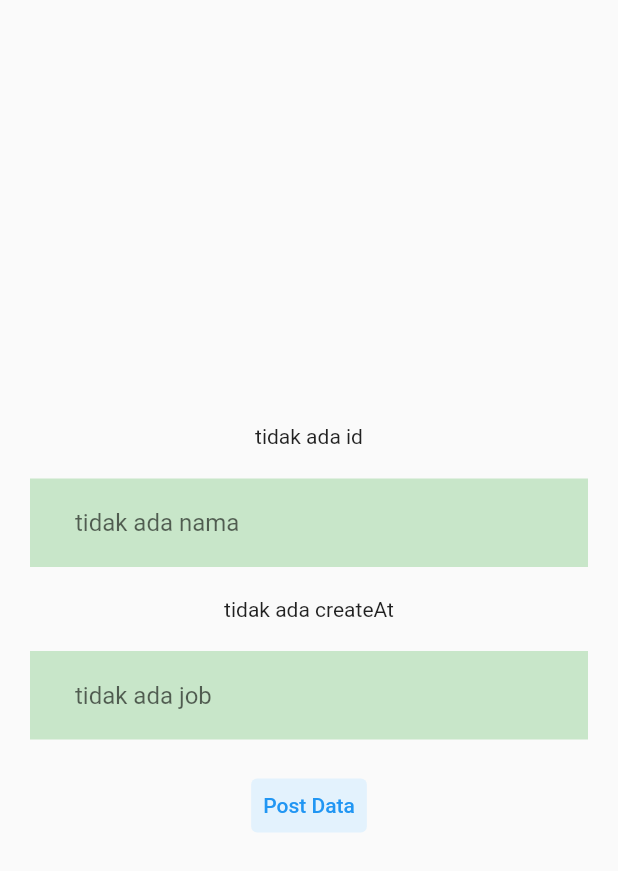
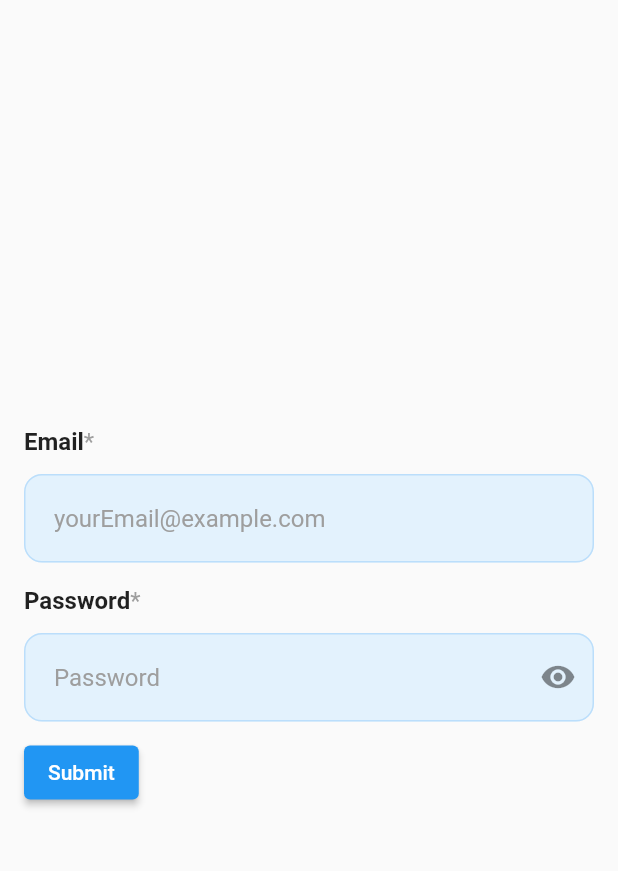
Before and after one commit to oioeoi/StateManagement, a Flutter app: the screen it shows after launch, on a phone screen of 412 x 824 dp. Shown: the top 871 px of the screen. Run offline on Flutter 3.47's test engine with Material 2 defaults, Android fonts, the phone set to English and light mode, and no system bars; our stand-ins replace flutter_bloc.

Commit message:
membuat email dan password field, dan membuat snippetnya

```diff
--- a/lib/main.dart
+++ b/lib/main.dart
@@ -3,6 +3,8 @@ import 'package:flutter_bloc/flutter_bloc.dart';
 import 'package:themeDataAndBloc/bloc/counter_bloc.dart';
 import 'package:themeDataAndBloc/bloc/theme_bloc.dart';
 import 'package:themeDataAndBloc/pages/home_http_post.dart';
+
+import 'models/textformfield.dart';
 // import 'package:themeDataAndBloc/pages/home_page.dart';
 
 void main() {
@@ -24,7 +26,7 @@ class MyApp extends StatelessWidget {
           builder: (context, state) => MaterialApp(
               debugShowCheckedModeBanner: false,
               theme: state ? dark : light,
-              home: HttpPage()
+              home: Scaffold(body: EmailFormField())
               // HomePage(),
               )),
     );
--- a/lib/models/textformfield.dart
+++ b/lib/models/textformfield.dart
@@ -1,22 +1,23 @@
 import 'dart:async';
 import 'package:flutter/material.dart';
 
-class SignInWithValidationAndDebounce extends StatefulWidget {
-  const SignInWithValidationAndDebounce({Key? key}) : super(key: key);
+class EmailFormField extends StatefulWidget {
+  EmailFormField({Key? key}) : super(key: key);
 
   @override
-  State<SignInWithValidationAndDebounce> createState() =>
-      _SignInWithValidationAndDebounceState();
+  State<EmailFormField> createState() => _EmailFormFieldState();
 }
 
-class _SignInWithValidationAndDebounceState
-    extends State<SignInWithValidationAndDebounce> {
+class _EmailFormFieldState extends State<EmailFormField> {
   Timer? debounce;
 
   final _emailController = TextEditingController();
   final _passwordController = TextEditingController();
   bool _emailValid = true;
   bool _passwordValid = true;
+  bool _isPasswordVisible = false;
+  String password = '';
+  String email = '';
 
   @override
   void dispose() {
@@ -27,55 +28,207 @@ class _SignInWithValidationAndDebounceState
   }
 
   @override
+  void initState() {
+    super.initState();
+    _emailController.addListener(() {
+      setState(() {});
+    });
+  }
+
+  @override
   Widget build(BuildContext context) {
     return Padding(
-      padding: const EdgeInsets.all(16.0),
+      padding: EdgeInsets.all(16.0),
       child: Column(
+        crossAxisAlignment: CrossAxisAlignment.start,
+        mainAxisAlignment: MainAxisAlignment.center,
         children: [
-          const Text(
-            'Sign In',
+          Column(
+            crossAxisAlignment: CrossAxisAlignment.start,
+            children: [
+              RichText(
+                text: TextSpan(
+                  style: DefaultTextStyle.of(context).style,
+                  children: <TextSpan>[
+                    TextSpan(
+                      text: 'Email',
                       style: TextStyle(
-              fontSize: 32.0,
                         fontWeight: FontWeight.bold,
+                        fontSize: 16.0,
                       ),
                     ),
-          const SizedBox(height: 16.0),
+                    TextSpan(
+                      text: '*',
+                      style: TextStyle(
+                        fontSize: 16.0,
+                        color: Colors.grey,
+                      ),
+                    ),
+                  ],
+                ),
+              ),
+              SizedBox(
+                height: 12,
+              ),
               TextFormField(
                 controller: _emailController,
+                keyboardType: TextInputType.emailAddress,
+                textInputAction: TextInputAction.done,
                 decoration: InputDecoration(
-              labelText: 'Email',
+                  contentPadding: EdgeInsets.all(20),
+                  filled: true,
+                  fillColor: Colors.blue.shade50,
+                  hintText: 'yourEmail@example.com',
+                  hintStyle: TextStyle(
+                    color: Colors.grey[500],
+                  ),
+                  enabledBorder: OutlineInputBorder(
+                      borderRadius: BorderRadius.circular(12),
+                      borderSide: BorderSide(
+                        color: Colors.blue.shade100,
+                      )),
+                  focusedBorder: OutlineInputBorder(
+                      borderRadius: BorderRadius.circular(12),
+                      borderSide: BorderSide(
+                        color: Colors.blue.shade100,
+                      )),
+                  suffixIcon: _emailController.text.isEmpty
+                      ? Container(
+                          width: 0,
+                        )
+                      : IconButton(
+                          icon: Icon(Icons.close),
+                          onPressed: () => _emailController.clear(),
+                        ),
                   errorText: _emailValid ? null : 'Please enter a valid email',
+                  focusedErrorBorder: OutlineInputBorder(
+                      borderRadius: BorderRadius.circular(12),
+                      borderSide: BorderSide(
+                        color: Colors.red,
+                      )),
+                  errorBorder: OutlineInputBorder(
+                      borderRadius: BorderRadius.circular(12),
+                      borderSide: BorderSide(
+                        color: Colors.red,
+                      )),
                 ),
-            keyboardType: TextInputType.emailAddress,
+                onFieldSubmitted: (value) => setState(() {
+                  ///ketika klik done dipojok keyboard
+                  this.email = value;
+                }),
                 onChanged: (String value) {
                   if (debounce?.isActive ?? false) debounce?.cancel();
-              debounce = Timer(const Duration(milliseconds: 500), () {
+                  debounce = Timer(Duration(milliseconds: 500), () {
                     setState(() {
                       _emailValid = validateEmail(value) == null;
+                      this.email = value;
                     });
                   });
                 },
               ),
+            ],
+          ),
+          SizedBox(
+            height: 16,
+          ),
+          Column(
+            crossAxisAlignment: CrossAxisAlignment.start,
+            children: [
+              RichText(
+                text: TextSpan(
+                  text: '',
+                  style: DefaultTextStyle.of(context).style,
+                  children: <TextSpan>[
+                    TextSpan(
+                      text: 'Password',
+                      style: TextStyle(
+                        fontWeight: FontWeight.bold,
+                        fontSize: 16.0,
+                      ),
+                    ),
+                    TextSpan(
+                      text: '*',
+                      style: TextStyle(
+                        fontSize: 16.0,
+                        color: Colors.grey,
+                      ),
+                    ),
+                  ],
+                ),
+              ),
+              SizedBox(
+                height: 12,
+              ),
               TextFormField(
                 controller: _passwordController,
+                keyboardType: TextInputType.visiblePassword,
+                textInputAction: TextInputAction.done,
+                obscureText: _isPasswordVisible,
+                obscuringCharacter: '*',
                 decoration: InputDecoration(
-              labelText: 'Password',
+                  contentPadding: EdgeInsets.all(20),
+                  filled: true,
+                  fillColor: Colors.blue.shade50,
+                  hintText: 'Password',
+                  hintStyle: TextStyle(
+                    color: Colors.grey[500],
+                  ),
+                  suffixIcon: IconButton(
+                      icon: _isPasswordVisible
+                          ? Icon(Icons.visibility_off)
+                          : Icon(Icons.visibility),
+                      onPressed: () => setState(() {
+                            _isPasswordVisible = !_isPasswordVisible;
+                          })),
+                  enabledBorder: OutlineInputBorder(
+                      borderRadius: BorderRadius.circular(12),
+                      borderSide: BorderSide(
+                        color: Colors.blue.shade100,
+                      )),
+                  focusedBorder: OutlineInputBorder(
+                      borderRadius: BorderRadius.circular(12),
+                      borderSide: BorderSide(
+                        color: Colors.blue.shade100,
+                      )),
                   errorText: _passwordValid
                       ? null
                       : 'Password must be at least 8 characters long',
+                  focusedErrorBorder: OutlineInputBorder(
+                      borderRadius: BorderRadius.circular(12),
+                      borderSide: BorderSide(
+                        color: Colors.red,
+                      )),
+                  errorBorder: OutlineInputBorder(
+                      borderRadius: BorderRadius.circular(12),
+                      borderSide: BorderSide(
+                        color: Colors.red,
+                      )),
                 ),
-            obscureText: true,
-            onChanged: (String value) {
+                onFieldSubmitted: (value) => setState(() {
+                  this.password = value;
+                }),
+                onChanged: (value) {
                   if (debounce?.isActive ?? false) debounce?.cancel();
-              debounce = Timer(const Duration(milliseconds: 500), () {
+                  debounce = Timer(Duration(milliseconds: 500), () {
                     setState(() {
                       _passwordValid = validatePassword(value) == null;
+                      this.password = value;
                     });
                   });
                 },
               ),
-          const SizedBox(height: 8.0),
-          ElevatedButton(onPressed: () {}, child: const Text('Submit'))
+            ],
+          ),
+          SizedBox(height: 10.0),
+          ElevatedButton(
+            child: Text('Submit'),
+            onPressed: () {
+              setState(() {
+                _emailController.clear();
+                _passwordController.clear();
+              });
+            },
+          )
         ],
       ),
     );
--- a/lib/pages/home_http_post.dart
+++ b/lib/pages/home_http_post.dart
@@ -48,6 +48,13 @@ class _HttpPageState extends State<HttpPage> {
           ),
           Padding(
             padding: EdgeInsets.symmetric(horizontal: 20),
+            child: Container(
+              decoration: BoxDecoration(
+                color: Colors.blue[50],
+                borderRadius: BorderRadius.all(
+                  Radius.circular(12.0),
+                ),
+              ),
               child: TextFormField(
                 onFieldSubmitted: (value) {
                   //ketika sudah ngisi maka akan langung diarahin ngisi field ke 2
@@ -60,9 +67,9 @@ class _HttpPageState extends State<HttpPage> {
                       : dataResponse.name,
                   contentPadding:
                       EdgeInsets.symmetric(horizontal: 30, vertical: 20),
-                  filled: true,
-                  fillColor: Colors.green[100],
-                  border: InputBorder.none),
+                  border: InputBorder.none,
+                ),
+              ),
             ),
           ),
           Padding(
@@ -75,6 +82,13 @@ class _HttpPageState extends State<HttpPage> {
           ),
           Padding(
             padding: EdgeInsets.symmetric(horizontal: 20),
+            child: Container(
+              decoration: BoxDecoration(
+                borderRadius: BorderRadius.all(
+                  Radius.circular(12.0),
+                ),
+                color: Colors.blue[50],
+              ),
               child: TextFormField(
                 onFieldSubmitted: (value) {
                   //ketika sudah ngisi maka akan langung diarahin ngisi field ke 2
@@ -87,9 +101,9 @@ class _HttpPageState extends State<HttpPage> {
                       : dataResponse.job,
                   contentPadding:
                       EdgeInsets.symmetric(horizontal: 30, vertical: 20),
-                  filled: true,
-                  fillColor: Colors.green[100],
-                  border: InputBorder.none),
+                  border: InputBorder.none,
+                ),
+              ),
             ),
           ),
           SizedBox(
```
Lines whose indentation alone changed are shown as unchanged.
